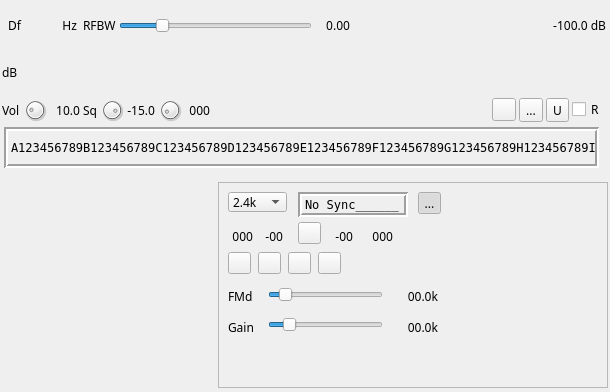
Old version of the form plugins/channelrx/demoddsd/dsddemodgui.ui in the repository f4exb/sdrangel.
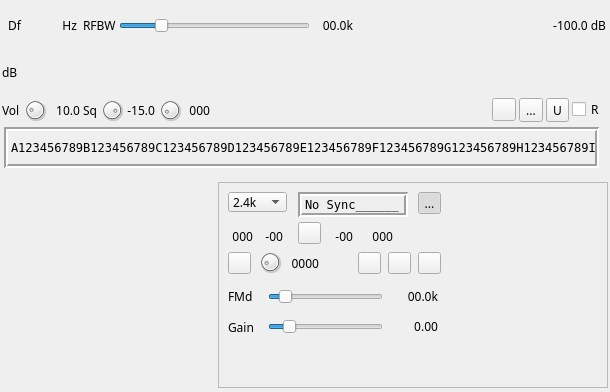
New version of the form. Icons and pictures are not drawn. Custom widgets are drawn as their Qt base class.

Commit message: DSD demod: GUI scope simplification (5)

Patch:
```diff
--- a/plugins/channelrx/demoddsd/dsddemodgui.ui
+++ b/plugins/channelrx/demoddsd/dsddemodgui.ui
@@ -158,15 +158,15 @@
        </widget>
       </item>
       <item>
-       <widget class="QLabel" name="demodGainText">
+       <widget class="QLabel" name="rfBWText">
         <property name="minimumSize">
          <size>
-          <width>35</width>
+          <width>40</width>
           <height>0</height>
          </size>
         </property>
         <property name="text">
-         <string>0.00</string>
+         <string>00.0k</string>
         </property>
         <property name="alignment">
          <set>Qt::AlignRight|Qt::AlignTrailing|Qt::AlignVCenter</set>
@@ -846,7 +846,7 @@
        <property name="geometry">
         <rect>
          <x>50</x>
-         <y>105</y>
+         <y>107</y>
          <width>115</width>
          <height>16</height>
         </rect>
@@ -919,7 +919,7 @@
        <property name="geometry">
         <rect>
          <x>50</x>
-         <y>135</y>
+         <y>137</y>
          <width>115</width>
          <height>16</height>
         </rect>
@@ -949,32 +949,10 @@
         <enum>Qt::Horizontal</enum>
        </property>
       </widget>
-      <widget class="QLabel" name="rfBWText">
-       <property name="geometry">
-        <rect>
-         <x>180</x>
-         <y>130</y>
-         <width>40</width>
-         <height>30</height>
-        </rect>
-       </property>
-       <property name="minimumSize">
-        <size>
-         <width>40</width>
-         <height>0</height>
-        </size>
-       </property>
-       <property name="text">
-        <string>00.0k</string>
-       </property>
-       <property name="alignment">
-        <set>Qt::AlignRight|Qt::AlignTrailing|Qt::AlignVCenter</set>
-       </property>
-      </widget>
       <widget class="QToolButton" name="slot1On">
        <property name="geometry">
         <rect>
-         <x>40</x>
+         <x>140</x>
          <y>70</y>
          <width>23</width>
          <height>22</height>
@@ -998,7 +976,7 @@
       <widget class="QToolButton" name="slot2On">
        <property name="geometry">
         <rect>
-         <x>70</x>
+         <x>170</x>
          <y>70</y>
          <width>23</width>
          <height>22</height>
@@ -1022,7 +1000,7 @@
       <widget class="QToolButton" name="tdmaStereoSplit">
        <property name="geometry">
         <rect>
-         <x>100</x>
+         <x>200</x>
          <y>70</y>
          <width>23</width>
          <height>22</height>
@@ -1043,6 +1021,78 @@
         <bool>true</bool>
        </property>
       </widget>
+      <widget class="QDial" name="traceLength">
+       <property name="geometry">
+        <rect>
+         <x>40</x>
+         <y>68</y>
+         <width>24</width>
+         <height>24</height>
+        </rect>
+       </property>
+       <property name="maximumSize">
+        <size>
+         <width>24</width>
+         <height>24</height>
+        </size>
+       </property>
+       <property name="toolTip">
+        <string>Display trace length (ms)</string>
+       </property>
+       <property name="minimum">
+        <number>1</number>
+       </property>
+       <property name="maximum">
+        <number>30</number>
+       </property>
+       <property name="pageStep">
+        <number>1</number>
+       </property>
+       <property name="value">
+        <number>5</number>
+       </property>
+      </widget>
+      <widget class="QLabel" name="traceLengthText">
+       <property name="geometry">
+        <rect>
+         <x>70</x>
+         <y>73</y>
+         <width>31</width>
+         <height>16</height>
+        </rect>
+       </property>
+       <property name="toolTip">
+        <string>Display trace length (ms)</string>
+       </property>
+       <property name="text">
+        <string>0000</string>
+       </property>
+       <property name="alignment">
+        <set>Qt::AlignRight|Qt::AlignTrailing|Qt::AlignVCenter</set>
+       </property>
+      </widget>
+      <widget class="QLabel" name="demodGainText">
+       <property name="geometry">
+        <rect>
+         <x>180</x>
+         <y>130</y>
+         <width>40</width>
+         <height>29</height>
+        </rect>
+       </property>
+       <property name="minimumSize">
+        <size>
+         <width>35</width>
+         <height>0</height>
+        </size>
+       </property>
+       <property name="text">
+        <string>0.00</string>
+       </property>
+       <property name="alignment">
+        <set>Qt::AlignRight|Qt::AlignTrailing|Qt::AlignVCenter</set>
+       </property>
+      </widget>
      </widget>
     </item>
    </layout>
```
Left out of the diff: 24 changed lines with no effect on the pictures. The commit also changes 11 other files.
